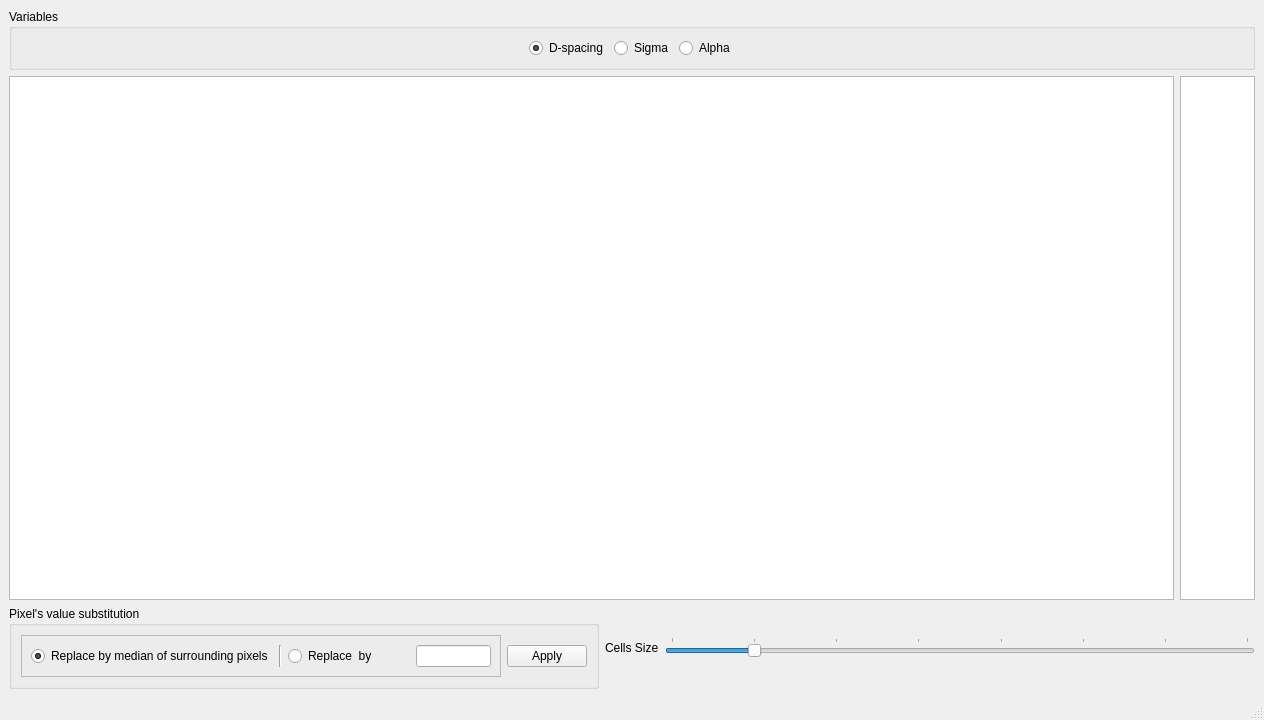
Before: the Qt Designer form ibeatles/ui/ui_fittingVariablesKropff.ui in ornlneutronimaging/iBeatles, drawn with Qt 5.
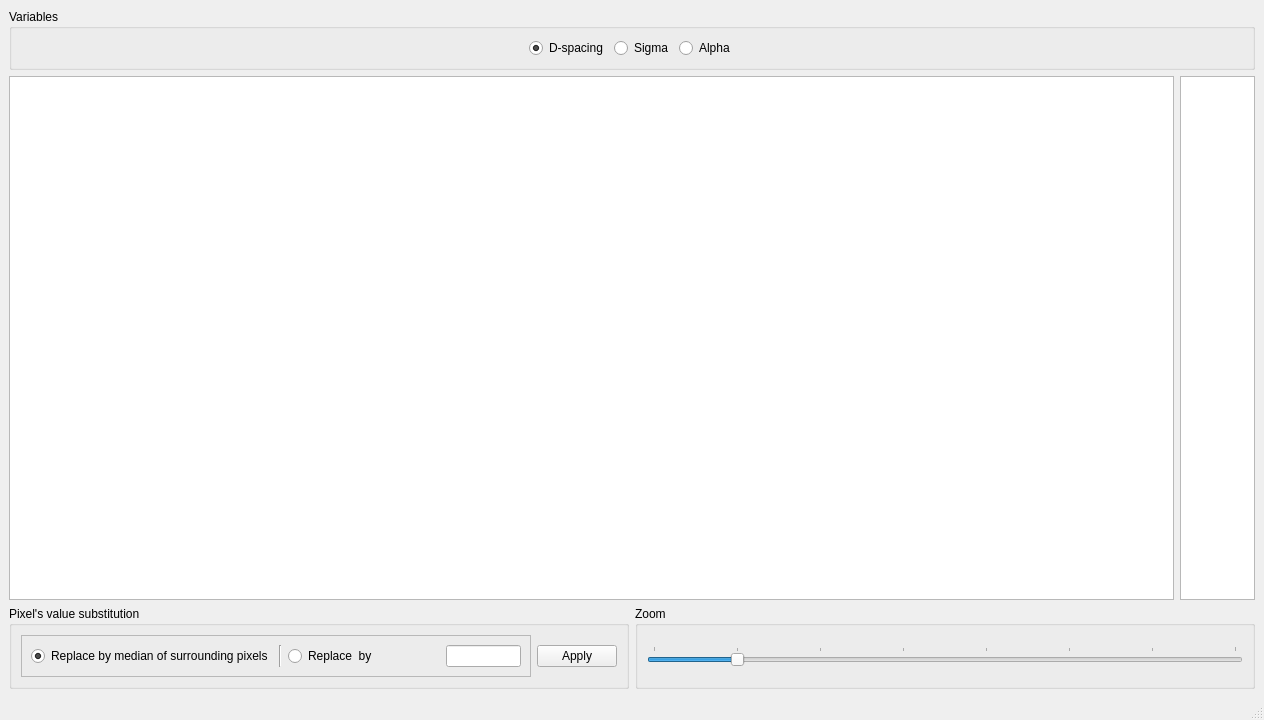
After: the same form once the commit is applied.

Commit message: added progress bar to low, high and bragg peak fitting. this refs #159

Patch:
```diff
--- a/ibeatles/ui/ui_fittingVariablesKropff.ui
+++ b/ibeatles/ui/ui_fittingVariablesKropff.ui
@@ -216,12 +216,11 @@
        </widget>
       </item>
       <item>
-       <widget class="QLabel" name="label_2">
-        <property name="text">
-         <string>Cells Size</string>
+       <widget class="QGroupBox" name="groupBox_3">
+        <property name="title">
+         <string>Zoom</string>
         </property>
-       </widget>
-      </item>
+        <layout class="QHBoxLayout" name="horizontalLayout_2">
       <item>
        <widget class="QSlider" name="advanced_selection_cell_size_slider">
         <property name="minimum">
@@ -239,6 +238,9 @@
         <property name="tickPosition">
          <enum>QSlider::TicksAbove</enum>
         </property>
+          </widget>
+         </item>
+        </layout>
        </widget>
       </item>
      </layout>
```
Lines whose indentation alone changed are shown as unchanged. The commit also changes 3 other files.
